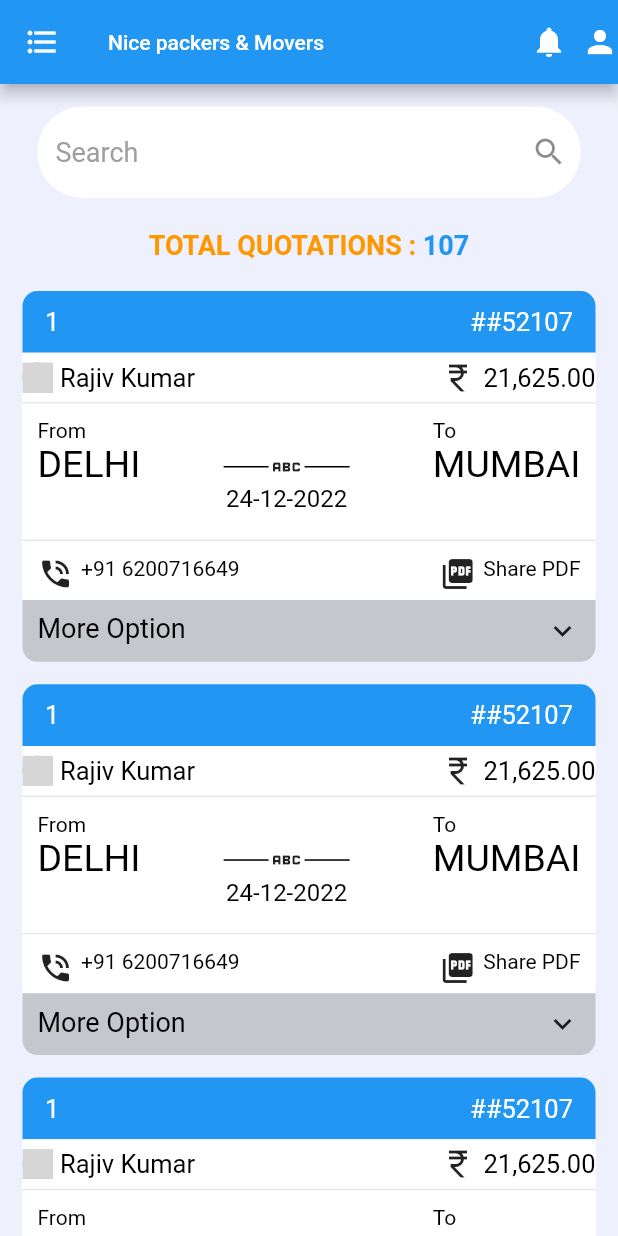
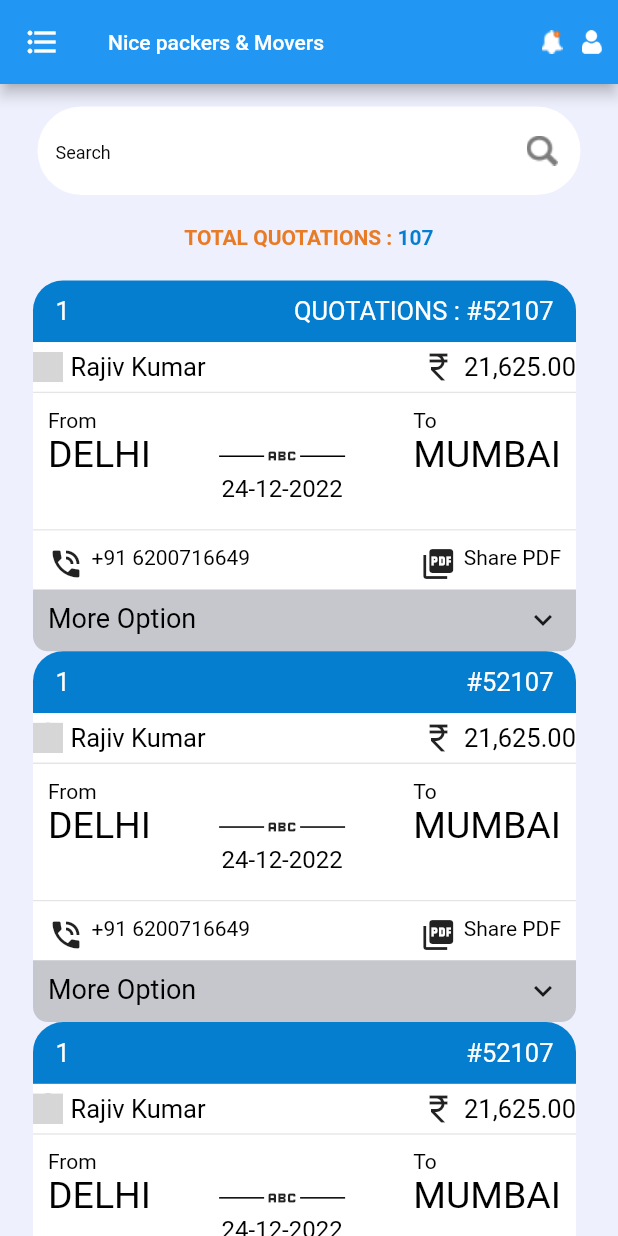
Before and after one commit to chantimudavath/packers_bility, a Flutter app: the total_quotation screen opened by its route, on a phone screen of 412 x 824 dp. Run offline on Flutter 3.47's test engine with Material 2 defaults, Android fonts, the phone set to English and light mode, and no system bars; our stand-ins replace carousel_slider, curved_navigation_bar, easy_localization, flutter_otp_text_field, flutter_svg, get and 1 more; grey boxes are pictures that could not be loaded.

Commit message:
quotations

```diff
--- a/lib/Utilitys/static_data.dart
+++ b/lib/Utilitys/static_data.dart
@@ -154,7 +154,7 @@ class StaticData{
     List quotationList = [
       {
         "no": "1",
-        "quotationID": "#52107",
+        "quotationID": "QUOTATIONS : #52107",
         "name": "Rajiv Kumar",
         "cost":"21,625.00",
         "from":"DELHI",
--- a/lib/main.dart
+++ b/lib/main.dart
@@ -62,7 +62,7 @@ class MyApp extends StatelessWidget {
         primarySwatch: Colors.blue,
       ),
        getPages: [
-        GetPage(name: '/', page: () => const Customer()),
+        GetPage(name: '/', page: () => const total_quotation()),
         GetPage(name: '/otpScreen', page: () => const OTPScreen()),
         GetPage(name: '/homePage', page: () => const HomePage()),
         GetPage(name: '/welComeScreen', page: () => const WelComeScreen()),
--- a/lib/total_quotations/total_quotation.dart
+++ b/lib/total_quotations/total_quotation.dart
@@ -18,7 +18,7 @@ class _total_quotationState extends State<total_quotation> {
   @override
   Widget build(BuildContext context) {
     return Scaffold(
-      backgroundColor: Color(0xffeef0fd),
+      backgroundColor: Color(0xFFEEF0FD),
       appBar: AppBar(
         leading: const Icon(Icons.format_list_bulleted),
         title: const Text(
@@ -27,14 +27,30 @@ class _total_quotationState extends State<total_quotation> {
             fontSize: 14,
           ),
         ),
-        actions: const [
-          Icon(Icons.notifications),
+        actions: [
+          Container(
+            child: Image.asset(
+            "assets/notification-bell.png",
+            height: 16,
+            width: 14,
+            ),
+            ),
           SizedBox(
-            width: 10,
+            width: 13,
           ),
-          Icon(Icons.person),
+          Container(
+             child: Image.asset(
+                        "assets/user-icon.png",
+                        height: 16,
+                        width: 13,
+                        ),
+          ),
+          SizedBox(
+            width: 11,
+          ),
         ],
       ),
+
       body: SingleChildScrollView(
         child: Column(
           children: [
@@ -49,17 +65,24 @@ class _total_quotationState extends State<total_quotation> {
                       borderRadius: BorderRadius.circular(30),
                       borderSide: BorderSide.none),
                   hintText: 'Search',
-                  hintStyle: TextStyle(color: Colors.grey, fontSize: 18),
+                  hintStyle: TextStyle(
+                    color: Color(0xFF080808),
+                     fontSize: 12,
+                     fontWeight: FontWeight.normal,
+                     ),
                   suffixIcon: Container(
                     padding: EdgeInsets.all(15),
-                    child: Icon(Icons.search),
-                    width: 18,
+                    child: Image.asset(
+                            "assets/search-icon.png",
+                    // width: 22,
+                    // height: 20,
+                    ),
                   ),
                 ),
               ),
             ),
             SizedBox(
-              height: 13,
+              height: 12,
             ),
             Padding(
               padding: const EdgeInsets.all(8.0),
@@ -70,37 +93,41 @@ class _total_quotationState extends State<total_quotation> {
                   Text(
                     'TOTAL QUOTATIONS :',
                     style: TextStyle(
-                      color: Colors.orange,
-                      fontSize: 18,
+                      color: Color(0xFFE87B26),
+                      fontSize: 14,
                       fontWeight: FontWeight.bold,
                     ),
                   ),
-                  Text(' 107',
+                  Text(
+                    ' 107',
                       style: TextStyle(
-                        color: Colors.blue,
-                        fontSize: 18,
+                        color: Color(0xFF047ED1),
+                        fontSize: 14,
                         fontWeight: FontWeight.bold,
                       ))
                 ],
               ),
             ),
             SizedBox(
-              height: 12,
+              height: 13,
             ),
             Column(
               children: List.generate(
                 quotList.length,
                 (index) => Padding(
                   padding:
-                      const EdgeInsets.only(left: 15, right: 15, bottom: 15),
+
+                      const EdgeInsets.only(left: 22, right: 28),
                   child: Column(
                     children: [
                       Container(
+
                           decoration: const BoxDecoration(
-                            color: Colors.blue,
+                            color: Color(0xFF057ECF),
                             borderRadius: BorderRadius.only(
-                                topLeft: Radius.circular(10),
-                                topRight: Radius.circular(10)),
+                                topLeft: Radius.circular(20),
+                                topRight: Radius.circular(20),
+                                ),
                           ),
                           // color: Colors.green,
                           height: MediaQuery.of(context).size.height * 0.05,
@@ -119,7 +146,7 @@ class _total_quotationState extends State<total_quotation> {
                               Padding(
                                 padding: const EdgeInsets.only(right: 15),
                                 child: Text(
-                                  "#" + quotList[index]["quotationID"],
+                                  " " + quotList[index]["quotationID"],
                                   style: TextStyle(
                                       fontSize: 17, color: Colors.white),
                                 ),
```
Also changed, not shown: lib/profile_screens/customer.dart (+1 -9 lines), assets/notification-bell.png (added), assets/search-icon.png (added), assets/user-icon1.png (added).
